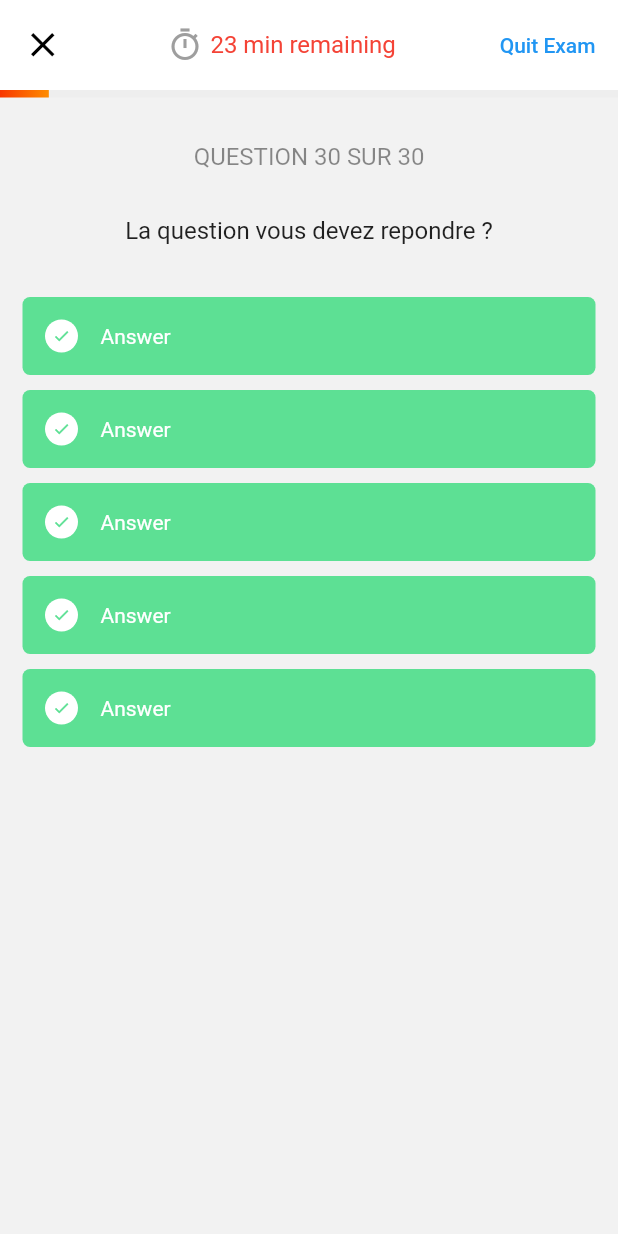
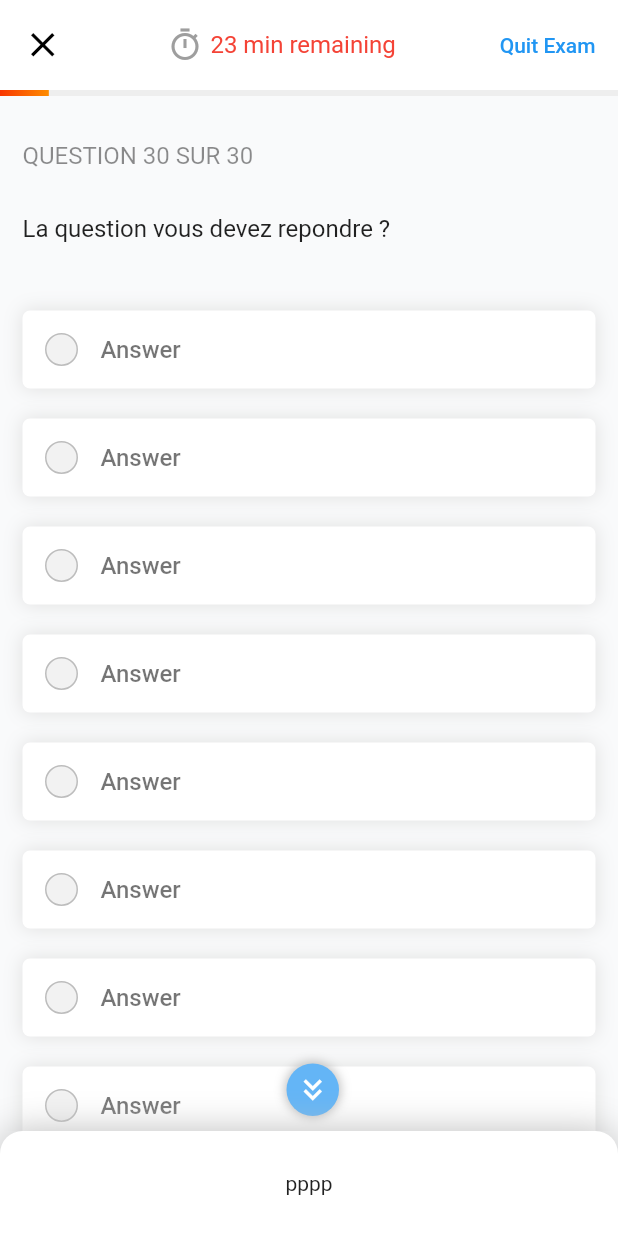
Before and after one commit to MisterPerfect007/edication_app, a Flutter app: the screen it shows after launch, on a phone screen of 412 x 824 dp. Run offline on Flutter 3.47's test engine with Material 2 defaults, Android fonts, the phone set to English and light mode, and no system bars.

Commit message:
Quiz screen

```diff
--- a/lib/screens/quiz/quiz.dart
+++ b/lib/screens/quiz/quiz.dart
@@ -1,5 +1,6 @@
 import 'dart:async';
 
+import 'package:education_app/screens/quiz/widget/bottom_bar.dart';
 import 'package:education_app/screens/quiz/widget/choice_questions.dart';
 import 'package:education_app/screens/quiz/widget/quiz_app_bar.dart';
 import 'package:education_app/screens/quiz/widget/remaining_time_progressbar.dart';
@@ -16,34 +17,50 @@ class Quiz extends StatelessWidget {
           preferredSize: Size(MediaQuery.of(context).size.width, 60),
           child: const QuizAppBar(),
         ),
+        backgroundColor: const Color(0xfff9fafb),
+        bottomNavigationBar: BottomBar(),
         body: Container(
-          color: const Color.fromARGB(255, 242, 242, 242),
+          // color: const Color.fromARGB(255, 242, 242, 242),
+
           child: Column(
+            crossAxisAlignment: CrossAxisAlignment.start,
             children: [
               const RemainingTimeProgressbar(),
+              Expanded(
+                child: Container(
+
+                  child: Column(
+                    crossAxisAlignment: CrossAxisAlignment.start,
+                    children: [
                       Container(
-                  padding: EdgeInsets.only(top: 30, bottom: 15),
-                  child: Text(
+                          padding: const EdgeInsets.only(top: 30, bottom: 15, left: 15, right: 15),
+                          child: const Text(
                             'QUESTION 30 SUR 30',
                             style: TextStyle(color: Colors.black45, fontSize: 16),
                           )),
                       Container(
-                padding: EdgeInsets.only(top: 15, bottom: 30),
-                child: Text(
+                        padding: const EdgeInsets.only(top: 15, bottom: 30, left: 15, right: 15),
+                        child: const Text(
                           'La question vous devez repondre ?',
                           style: TextStyle(fontSize: 16),
                         ),
                       ),
                       Expanded(
                         child: Container(
-                  padding: const EdgeInsets.only(left: 15, right: 15),
+
                           child: Column(
                             children: [
-                      QuestionChoices(),
+                              Expanded(
+                                child: QuestionChoices()),
                             ],
                           ),
                         ),
                       )
+
+                    ],
+                  ),
+                ),
+              ),
             ],
           ),
         ));
--- /dev/null
+++ b/lib/screens/quiz/widget/bottom_bar.dart
@@ -0,0 +1,28 @@
+import 'package:flutter/material.dart';
+
+class BottomBar extends StatelessWidget {
+  const BottomBar({Key? key}) : super(key: key);
+
+  @override
+  Widget build(BuildContext context) {
+    return Container(
+      width: MediaQuery.of(context).size.width,
+      height: 70,
+      decoration: BoxDecoration(
+          color: Colors.white,
+          borderRadius: const BorderRadius.only(
+            topLeft: Radius.circular(15),
+            topRight: Radius.circular(15),
+          ),
+          boxShadow: [
+            BoxShadow(
+                offset: Offset(0, 0),
+                color: Colors.grey.shade400,
+                blurRadius: 20)
+          ]),
+      child: const Center(
+        child: Text("pppp"),
+      ),
+    );
+  }
+}
--- /dev/null
+++ b/lib/screens/quiz/widget/choice_question.dart
@@ -0,0 +1,76 @@
+
+import 'package:flutter/material.dart';
+
+class QuestionChoice extends StatelessWidget {
+  final dynamic selectedAnswerIndex;
+  final int answerIndex;
+  final Function setSelectedAnswerIndex;
+  const QuestionChoice({
+    required this.selectedAnswerIndex,
+    required this.answerIndex,
+    required this.setSelectedAnswerIndex,
+    Key? key,
+  }) : super(key: key);
+
+  @override
+  Widget build(BuildContext context) {
+    bool _isSelected = selectedAnswerIndex == answerIndex;
+    return GestureDetector(
+      onTap: () => setSelectedAnswerIndex(answerIndex),
+      child: AnimatedContainer(
+        duration: const Duration(milliseconds: 300),
+        decoration: BoxDecoration(
+          color: _isSelected ? const Color(0xff5de094) : Colors.white,
+          borderRadius: const BorderRadius.all(Radius.circular(5)),
+          boxShadow: [
+            BoxShadow(
+                offset: Offset(0, 0),
+                color: Colors.grey.shade300,
+                blurRadius: 10)
+          ],
+        ),
+        margin: const EdgeInsets.only(top: 5, bottom: 5),
+        padding:
+            const EdgeInsets.only(left: 15, right: 15, top: 15, bottom: 15),
+        child: Row(
+          children: [
+            _isSelected
+                ? Container(
+                    width: 22,
+                    height: 22,
+                    // padding: const EdgeInsets.all(5),
+                    decoration: const BoxDecoration(
+                      borderRadius: BorderRadius.all(Radius.circular(20)),
+                      color: Colors.white,
+                    ),
+                    child: const Icon(
+                      Icons.check,
+                      color: Color(0xff5de094),
+                      size: 15,
+                    ),
+                  )
+                : Container(
+                    width: 22,
+                    height: 22,
+                    decoration: BoxDecoration(
+                      borderRadius: const BorderRadius.all(Radius.circular(30)),
+                      color: const Color.fromARGB(255, 242, 242, 242),
+                      border: Border.all(color: Colors.grey.shade400),
+                    ),
+                  ),
+            const SizedBox(
+              width: 15,
+            ),
+            Text(
+              'Answer',
+              style: TextStyle(
+                  color: _isSelected ? Colors.white : Colors.black54,
+                  fontSize: 16,
+                  fontWeight: FontWeight.w500),
+            )
+          ],
+        ),
+      ),
+    );
+  }
+}
--- a/lib/screens/quiz/widget/choice_questions.dart
+++ b/lib/screens/quiz/widget/choice_questions.dart
@@ -1,69 +1,103 @@
 import 'package:flutter/material.dart';
+import 'package:flutter/scheduler.dart';
 
+import 'choice_question.dart';
 
 class QuestionChoices extends StatefulWidget {
-  const QuestionChoices({ Key? key }) : super(key: key);
+  const QuestionChoices({Key? key}) : super(key: key);
 
   @override
   State<QuestionChoices> createState() => _QuestionChoicesState();
 }
 
 class _QuestionChoicesState extends State<QuestionChoices> {
-  void _setSelectedAnswer = 0;
+  dynamic _selectedAnswerIndex;
+  void _setSelectedAnswerIndex(index) {
+    setState(() {
+      _selectedAnswerIndex = index;
+    });
+  }
+
+  bool _needToScroll = false;
+  _setNeedToScroll(scrollController) {
+    if (!(scrollController.position.maxScrollExtent ==
+            scrollController.offset) &&
+        !_needToScroll) {
+      setState(() {
+        _needToScroll = true;
+      });
+    } else if ((scrollController.position.maxScrollExtent ==
+            scrollController.offset) &&
+        _needToScroll) {
+      setState(() {
+        _needToScroll = false;
+      });
+    }
+  }
+
   @override
   Widget build(BuildContext context) {
-    return ListView.builder(
-        shrinkWrap: true,
-        physics: ClampingScrollPhysics(),
-        itemCount: 5,
-        itemBuilder: ((context, index) => Container(
-          width: MediaQuery.of(context).size.width,
-          // height: 100,
-          child: QuestionChoice(
-
+    final ScrollController _scrollController = ScrollController();
+    SchedulerBinding.instance!.addPostFrameCallback((_) {
+      _setNeedToScroll(_scrollController);
+    });
+    return Stack(
+      children: [
+        Scrollbar(
+          child: NotificationListener<ScrollEndNotification>(
+            onNotification: (notification) {
+              _setNeedToScroll(_scrollController);
+              return true;
+            },
+            child: ListView.builder(
+              shrinkWrap: true,
+              physics: const ClampingScrollPhysics(),
+              itemCount: 10,
+              controller: _scrollController,
+              itemBuilder: ((context, index) {
+                return Container(
+                  width: MediaQuery.of(context).size.width,
+                  padding: const EdgeInsets.only(top: 10, left: 15, right: 15),
+                  // height: 100,
+                  child: QuestionChoice(
+                      selectedAnswerIndex: _selectedAnswerIndex,
+                      answerIndex: index,
+                      setSelectedAnswerIndex: _setSelectedAnswerIndex),
+                );
+              }),
+            ),
           ),
-        )),
+        ),
+        if (_needToScroll)
+          Positioned(
+            bottom: 10,
+            left: (MediaQuery.of(context).size.width / 2) - 15,
+            child: GestureDetector(
+              onTap: () => _scrollController.animateTo(
+                  _scrollController.position.maxScrollExtent,
+                  duration: Duration(milliseconds: 300),
+                  curve: Curves.easeInOut),
+              child: Container(
+                width: 35,
+                height: 35,
+                decoration: BoxDecoration(
+                    color: Colors.blue.shade300,
+                    borderRadius: const BorderRadius.all(Radius.circular(30)),
+                    boxShadow: [
+                      BoxShadow(
+                          color: Colors.grey.shade400,
+                          blurRadius: 5,
+                          spreadRadius: 1,
+                          offset: const Offset(0, 0))
+                    ]),
+                child: const Icon(
+                  Icons.keyboard_double_arrow_down_sharp,
+                  color: Colors.white,
+                ),
+              ),
+            ),
+          )
+      ],
     );
   }
 }
-
-class QuestionChoice extends StatelessWidget {
-  const QuestionChoice({
-    Key? key,
-  }) : super(key: key);
-
-  @override
-  Widget build(BuildContext context) {
-    return Container(
-      decoration: BoxDecoration(
-        color: Color(0xff5de094),
-        borderRadius: BorderRadius.all(Radius.circular(5))
-      ),
-      margin: EdgeInsets.only(top: 5, bottom: 5),
-      padding: EdgeInsets.only(left: 15, right: 15, top: 15, bottom: 15),
-      child: Row(
-        children: [
-          Container(
-            padding: EdgeInsets.all(5),
-            decoration: BoxDecoration(
-              borderRadius: BorderRadius.all(Radius.circular(20)),
-              color: Colors.white,
-            ),
-            child: Icon(
-              Icons.check,
-              color: Color(0xff5de094),
-              size: 12,
-              ),
-          ),
-          SizedBox(width: 15,),
-          Text(
-            'Answer',
-            style: TextStyle(
-              color: Colors.white
-            ),
-            )
-        ],
-      ),
-    );
-  }
-}
--- a/lib/screens/quiz/widget/remaining_time_progressbar.dart
+++ b/lib/screens/quiz/widget/remaining_time_progressbar.dart
@@ -37,12 +37,12 @@ class _RemainingTimeProgressbarState extends State<RemainingTimeProgressbar> {
         children: [
           Container(
             width: screenWidth,
-            height: 5,
+            height: 4,
             color: const Color(0xffeeeeee),
           ),
           Container(
             width: screenWidth * _initialWidth,
-            height: 5,
+            height: 4,
             decoration: const BoxDecoration(
               gradient: LinearGradient(
                 colors: [
```
Lines whose indentation alone changed are shown as unchanged.
